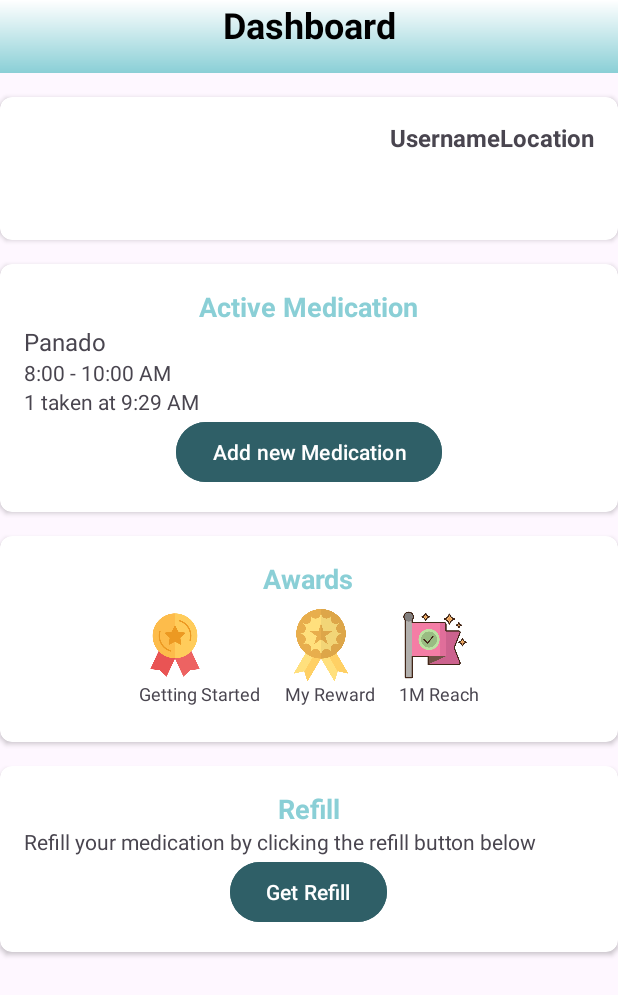
After one commit to ST10036905/MedCheck, an Android app: the Dashboard screen opened directly, with no data from a screen before it, on a phone screen of 412 x 824 dp. The commit adds this screen. Shown: the top 995 px of the screen. Run offline under Robolectric (Android 15) with nearby library versions, the phone set to English and light mode, and no system bars.

Commit message:
This is the first look of the UI design of the Calendar and Dashboard. This is not the final yet because the team needs the UIs. More changes are yet to come. I have also added icons on the awards cardview but if they need to change , please do so.

```diff
--- a/app/build.gradle.kts
+++ b/app/build.gradle.kts
@@ -53,4 +53,5 @@ dependencies {
     testImplementation(libs.junit)
     androidTestImplementation(libs.androidx.junit)
     androidTestImplementation(libs.androidx.espresso.core)
+    implementation(libs.material)
 }
--- /dev/null
+++ b/app/src/main/java/com/example/medcheck/Dashboard.kt
@@ -0,0 +1,20 @@
+package com.example.medcheck
+
+import android.os.Bundle
+import androidx.activity.enableEdgeToEdge
+import androidx.appcompat.app.AppCompatActivity
+import androidx.core.view.ViewCompat
+import androidx.core.view.WindowInsetsCompat
+
+class Dashboard : AppCompatActivity() {
+	override fun onCreate(savedInstanceState: Bundle?) {
+		super.onCreate(savedInstanceState)
+		enableEdgeToEdge()
+		setContentView(R.layout.activity_dashboard)
+		ViewCompat.setOnApplyWindowInsetsListener(findViewById(R.id.main)) { v, insets ->
+			val systemBars = insets.getInsets(WindowInsetsCompat.Type.systemBars())
+			v.setPadding(systemBars.left, systemBars.top, systemBars.right, systemBars.bottom)
+			insets
+		}
+	}
+}
--- /dev/null
+++ b/app/src/main/res/layout/activity_dashboard.xml
@@ -0,0 +1,276 @@
+<?xml version="1.0" encoding="utf-8"?>
+<androidx.constraintlayout.widget.ConstraintLayout
+    xmlns:android="http://schemas.android.com/apk/res/android"
+    xmlns:app="http://schemas.android.com/apk/res-auto"
+    xmlns:tools="http://schemas.android.com/tools"
+    android:layout_width="match_parent"
+    android:layout_height="match_parent"
+    android:padding="16dp"
+    android:id="@+id/main"
+    tools:context=".Dashboard">
+
+    <!-- Title: Dashboard -->
+    <TextView
+        android:id="@+id/tv_dashboard_title"
+        android:layout_width="match_parent"
+        android:layout_height="wrap_content"
+        android:text="@string/dashboard"
+        android:textSize="24sp"
+        android:textStyle="bold"
+        android:textColor="@android:color/black"
+        android:paddingBottom="16dp"
+        android:gravity="center"
+        android:background="@drawable/gradient_background"
+        app:layout_constraintTop_toTopOf="parent"
+        app:layout_constraintStart_toStartOf="parent"
+        app:layout_constraintEnd_toEndOf="parent"/>
+
+    <!-- User Info Card -->
+    <androidx.cardview.widget.CardView
+        android:id="@+id/cv_user_info"
+        android:layout_width="match_parent"
+        android:layout_height="wrap_content"
+        android:elevation="4dp"
+        app:cardCornerRadius="8dp"
+        app:layout_constraintTop_toBottomOf="@id/tv_dashboard_title"
+        android:layout_marginTop="16dp">
+
+        <LinearLayout
+            android:layout_width="match_parent"
+            android:layout_height="wrap_content"
+            android:orientation="horizontal"
+            android:padding="16dp">
+
+            <ImageView
+                android:id="@+id/iv_userIcon"
+                android:layout_width="81dp"
+                android:layout_height="63dp"
+                android:layout_gravity="start|left"
+                android:layout_weight="1"
+                tools:srcCompat="@tools:sample/avatars" />
+
+            <TextView
+                android:id="@+id/tv_username"
+                android:layout_width="wrap_content"
+                android:layout_height="wrap_content"
+                android:text="Username"
+                android:textSize="16sp"
+                android:textStyle="bold" />
+
+            <TextView
+                android:id="@+id/tv_location"
+                android:layout_width="wrap_content"
+                android:layout_height="wrap_content"
+                android:text="Location"
+                android:textSize="16sp"
+                android:textStyle="bold" />
+
+        </LinearLayout>
+    </androidx.cardview.widget.CardView>
+
+    <!-- Active Medication Section -->
+    <androidx.cardview.widget.CardView
+        android:id="@+id/cv_active_medication"
+        android:layout_width="match_parent"
+        android:layout_height="wrap_content"
+        android:elevation="4dp"
+        app:cardCornerRadius="8dp"
+        app:layout_constraintTop_toBottomOf="@id/cv_user_info"
+        android:layout_marginTop="16dp">
+
+        <LinearLayout
+            android:layout_width="match_parent"
+            android:layout_height="wrap_content"
+            android:orientation="vertical"
+            android:padding="16dp">
+
+            <TextView
+                android:id="@+id/tv_active_medication_label"
+                android:layout_width="wrap_content"
+                android:layout_height="wrap_content"
+                android:text="@string/active_medication"
+                android:textSize="18sp"
+                android:textStyle="bold"
+                android:layout_gravity="center"
+                android:textColor="@color/gradientBlue"/>
+
+            <!-- Medication details -->
+            <TextView
+                android:id="@+id/tv_medication_name"
+                android:layout_width="wrap_content"
+                android:layout_height="wrap_content"
+                android:text="Panado"
+                android:textSize="16sp"/>
+
+            <TextView
+                android:id="@+id/tv_medication_time"
+                android:layout_width="wrap_content"
+                android:layout_height="wrap_content"
+                android:text="8:00 - 10:00 AM"/>
+
+            <TextView
+                android:id="@+id/tv_last_taken"
+                android:layout_width="wrap_content"
+                android:layout_height="wrap_content"
+                android:text="1 taken at 9:29 AM"/>
+
+            <!-- Add Medication Button -->
+            <Button
+                android:id="@+id/btn_add_medication"
+                android:layout_width="wrap_content"
+                android:layout_height="wrap_content"
+                android:layout_gravity="center"
+                android:onClick="addNewMedication"
+                android:text="@string/add_new_medication"
+                android:backgroundTint="@color/darkerTextBlue" />
+        </LinearLayout>
+    </androidx.cardview.widget.CardView>
+
+    <!-- Awards Section -->
+    <androidx.cardview.widget.CardView
+        android:id="@+id/cv_awards"
+        android:layout_width="match_parent"
+        android:layout_height="wrap_content"
+        android:elevation="4dp"
+        app:cardCornerRadius="8dp"
+        app:layout_constraintTop_toBottomOf="@id/cv_active_medication"
+        android:layout_marginTop="16dp">
+
+        <LinearLayout
+            android:layout_width="match_parent"
+            android:layout_height="wrap_content"
+            android:orientation="vertical"
+            android:padding="16dp">
+
+            <TextView
+                android:id="@+id/tv_awards_label"
+                android:layout_width="wrap_content"
+                android:layout_height="wrap_content"
+                android:text="@string/awards"
+                android:textSize="18sp"
+                android:textStyle="bold"
+                android:layout_gravity="center"
+                android:textColor="@color/gradientBlue"/>
+
+            <!-- Awards Icons and Labels -->
+            <LinearLayout
+                android:layout_width="match_parent"
+                android:layout_height="wrap_content"
+                android:orientation="horizontal"
+                android:gravity="center">
+
+                <!-- First Award -->
+                <LinearLayout
+                    android:layout_width="wrap_content"
+                    android:layout_height="wrap_content"
+                    android:orientation="vertical"
+                    android:padding="8dp">
+
+                    <ImageView
+                        android:layout_width="48dp"
+                        android:layout_height="48dp"
+                        android:src="@drawable/dashboard_award1" />
+
+                    <TextView
+                        android:layout_width="wrap_content"
+                        android:layout_height="wrap_content"
+                        android:text="@string/award1_getting_started"
+                        android:textSize="12sp"/>
+                </LinearLayout>
+
+                <!-- Second Award -->
+                <LinearLayout
+                    android:layout_width="wrap_content"
+                    android:layout_height="wrap_content"
+                    android:orientation="vertical"
+                    android:padding="8dp">
+
+                    <ImageView
+                        android:layout_width="48dp"
+                        android:layout_height="48dp"
+                        android:src="@drawable/dashboard_award2"/>
+
+                    <TextView
+                        android:layout_width="wrap_content"
+                        android:layout_height="wrap_content"
+                        android:text="@string/award2_my_reward"
+                        android:textSize="12sp"/>
+                </LinearLayout>
+
+                <!-- Third Award -->
+                <LinearLayout
+                    android:layout_width="wrap_content"
+                    android:layout_height="wrap_content"
+                    android:orientation="vertical"
+                    android:padding="8dp">
+
+                    <ImageView
+                        android:layout_width="48dp"
+                        android:layout_height="48dp"
+                        android:src="@drawable/dashboard_award3"/>
+
+                    <TextView
+                        android:layout_width="wrap_content"
+                        android:layout_height="wrap_content"
+                        android:text="@string/award3_dashboard_textlabel"
+                        android:textSize="12sp"/>
+                </LinearLayout>
+            </LinearLayout>
+        </LinearLayout>
+    </androidx.cardview.widget.CardView>
+
+    <!-- Refill Section -->
+    <androidx.cardview.widget.CardView
+        android:id="@+id/cv_refill"
+        android:layout_width="match_parent"
+        android:layout_height="wrap_content"
+        android:elevation="4dp"
+        app:cardCornerRadius="8dp"
+        app:layout_constraintTop_toBottomOf="@id/cv_awards"
+        android:layout_marginTop="16dp">
+
+        <LinearLayout
+            android:layout_width="match_parent"
+            android:layout_height="wrap_content"
+            android:orientation="vertical"
+            android:padding="16dp">
+
+            <TextView
+                android:id="@+id/tv_refill_label"
+                android:layout_width="wrap_content"
+                android:layout_height="wrap_content"
+                android:text="@string/dashboard_refill"
+                android:textSize="18sp"
+                android:textStyle="bold"
+                android:layout_gravity="center"
+                android:textColor="@color/gradientBlue"/>
+
+            <TextView
+                android:id="@+id/tv_refill_instructions"
+                android:layout_width="wrap_content"
+                android:layout_height="wrap_content"
+                android:text="@string/dashboard_refill_your_medication_by_clicking_the_refill_button_below"/>
+
+            <!-- Refill Button -->
+            <Button
+                android:id="@+id/btn_get_refill"
+                android:layout_width="wrap_content"
+                android:layout_height="wrap_content"
+                android:layout_gravity="center"
+                android:onClick="getRefill"
+                android:text="@string/dashboard_get_refill"
+                android:backgroundTint="@color/darkerTextBlue"/>
+        </LinearLayout>
+    </androidx.cardview.widget.CardView>
+
+    <!-- Bottom Navigation (Preferences, Today, Medicine)
+    <com.google.android.material.bottomnavigation.BottomNavigationView
+        android:id="@+id/bottom_navigation"
+        android:layout_width="match_parent"
+        android:layout_height="wrap_content"
+        app:menu="@menu/bottom_navigation_menu"
+        app:itemIconTint="@color/colorPrimary"
+        app:itemTextColor="@color/colorPrimary"
+        app:layout_constraintBottom_toBottomOf="parent"/> -->
+
+</androidx.constraintlayout.widget.ConstraintLayout>
--- /dev/null
+++ b/app/src/main/res/values-land/dimens.xml
@@ -0,0 +1,3 @@
+<resources>
+    <dimen name="fab_margin">48dp</dimen>
+</resources>
--- /dev/null
+++ b/app/src/main/res/values-v23/themes.xml
@@ -0,0 +1,9 @@
+<resources xmlns:tools="http://schemas.android.com/tools">
+
+    <style name="Theme.MedCheck" parent="Base.Theme.MedCheck">
+        <!-- Transparent system bars for edge-to-edge. -->
+        <item name="android:navigationBarColor">@android:color/transparent</item>
+        <item name="android:statusBarColor">@android:color/transparent</item>
+        <item name="android:windowLightStatusBar">?attr/isLightTheme</item>
+    </style>
+</resources>
--- /dev/null
+++ b/app/src/main/res/values-w1240dp/dimens.xml
@@ -0,0 +1,3 @@
+<resources>
+    <dimen name="fab_margin">200dp</dimen>
+</resources>
--- /dev/null
+++ b/app/src/main/res/values-w600dp/dimens.xml
@@ -0,0 +1,3 @@
+<resources>
+    <dimen name="fab_margin">48dp</dimen>
+</resources>
--- a/app/src/main/res/values/colors.xml
+++ b/app/src/main/res/values/colors.xml
@@ -7,4 +7,5 @@
     <color name="red">#D53527</color>
     <color name="settingsBrown">#D9D9D9</color>
     <color name="BrownText">#B09D9C</color>
+    <color name="darkerTextBlue">#2F5F67</color>
 </resources>
--- /dev/null
+++ b/app/src/main/res/values/dimens.xml
@@ -0,0 +1,3 @@
+<resources>
+    <dimen name="fab_margin">16dp</dimen>
+</resources>
```
Also changed, not shown: app/src/main/AndroidManifest.xml (+17 -3 lines), app/src/main/java/com/example/medcheck/Calendar.kt (added, +20 -0 lines), app/src/main/res/drawable/calendar_boarder.xml (added, +9 -0 lines), app/src/main/res/layout/activity_calendar.xml (added, +35 -0 lines), app/src/main/res/values/strings.xml (+57 -0 lines), app/src/main/res/drawable/dashboard_award1.png (added), app/src/main/res/drawable/dashboard_award2.png (added), app/src/main/res/drawable/dashboard_award3.png (added).
